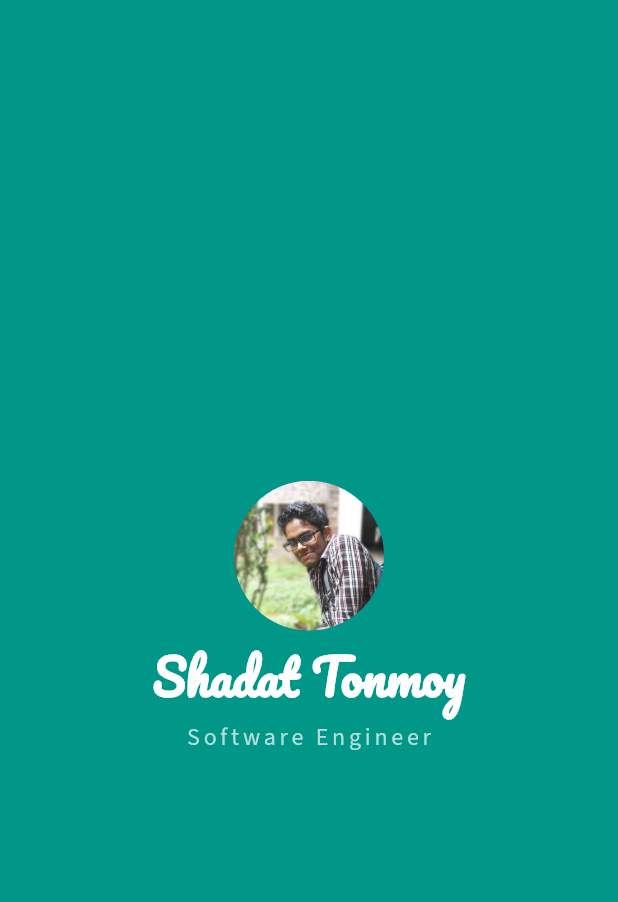
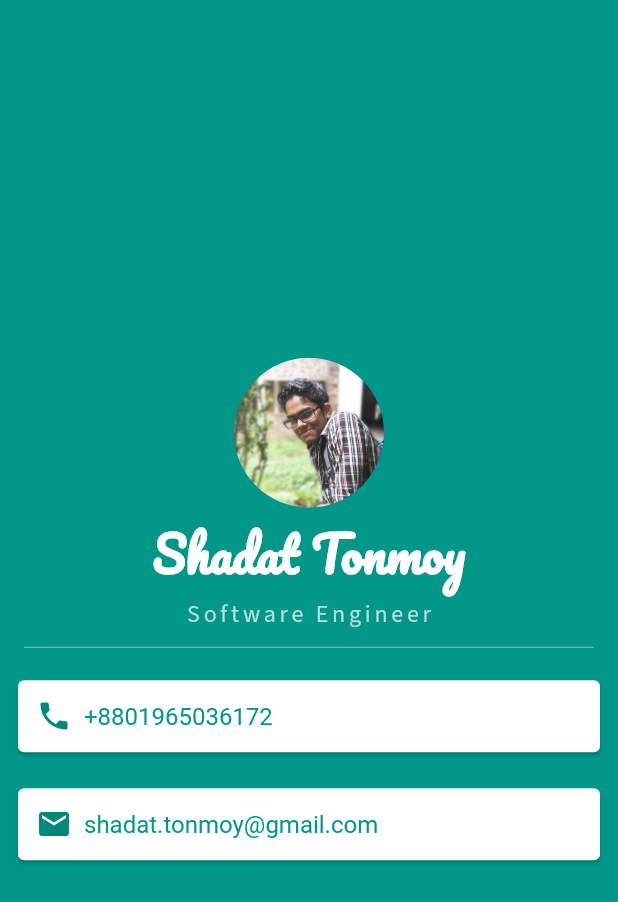
Before and after one commit to Shadat-tonmoy/100-Days-With-Flutter, a Flutter app: the screen it shows after launch, on a phone screen of 412 x 824 dp. Shown: the top 902 px of the screen. Run offline on Flutter 3.47's test engine with Material 2 defaults, Android fonts, the phone set to English and light mode, and no system bars; Roboto replaces fonts that are missing (SourceSansProRegular).

Commit message:
completed the mi card app with the final lesson by using card widget, icon and sized box, list tile and divider

```diff
--- a/mi_card/lib/main.dart
+++ b/mi_card/lib/main.dart
@@ -50,6 +50,73 @@ class miCardApp extends StatelessWidget
 
                   ),
                 ),
+                SizedBox(
+                  height: 20,
+                  child: Divider(
+                    color: Colors.teal[200],
+                    indent: 16,
+                    endIndent: 16,
+                  ),
+                ),
+                Container(
+                  margin: EdgeInsets.all(8),
+                  child: Card(
+                    child: Padding(
+                      padding: EdgeInsets.all(12),
+                      child: Row(
+                        children: <Widget>[
+                          Icon(
+                            Icons.phone,
+                            size: 24,
+                            color: Colors.teal[600],
+                          ),
+                          SizedBox(
+                            width: 8,
+                          ),
+                          Text(
+                            "+8801965036172",
+                            style: TextStyle(
+                              fontFamily: "SourceSansProRegular",
+                              fontSize: 16,
+                              color: Colors.teal[500]
+
+                            ),
+                          ),
+                        ],
+                      ),
+                    ),
+                  ),
+                ),
+                Container(
+                  margin: EdgeInsets.all(8),
+                  child: Card(
+                    child: Padding(
+                      padding: EdgeInsets.all(12.0),
+                      child: Row(
+                        children: <Widget>[
+                          Icon(
+                            Icons.mail,
+                            size: 24,
+                            color: Colors.teal[600],
+                          ),
+                          SizedBox(
+                            width: 8,
+                          ),
+                          Text(
+                            "shadat.tonmoy@gmail.com",
+                            style: TextStyle(
+                              color: Colors.teal[500],
+                              fontSize: 16,
+                              fontFamily: "SourceSansProRegular"
+                            ),
+                          )
+                        ],
+
+                      ),
+                    ),
+                  ),
+                ),
+
 
               ],
             ),
--- a/mi_card/pubspec.yaml
+++ b/mi_card/pubspec.yaml
@@ -51,6 +51,9 @@ flutter:
     - family: SourceSansPro
       fonts:
         - asset : fonts/source_sans_pro_black.ttf
+    - family: SourceSansProRegular
+      fonts:
+        - asset : fonts/SourceSansProRegular.ttf
 
   # An image asset can refer to one or more resolution-specific "variants", see
   # https://flutter.io/assets-and-images/#resolution-aware.
```
Also changed, not shown: mi_card/fonts/SourceSansProRegular.ttf (added).
